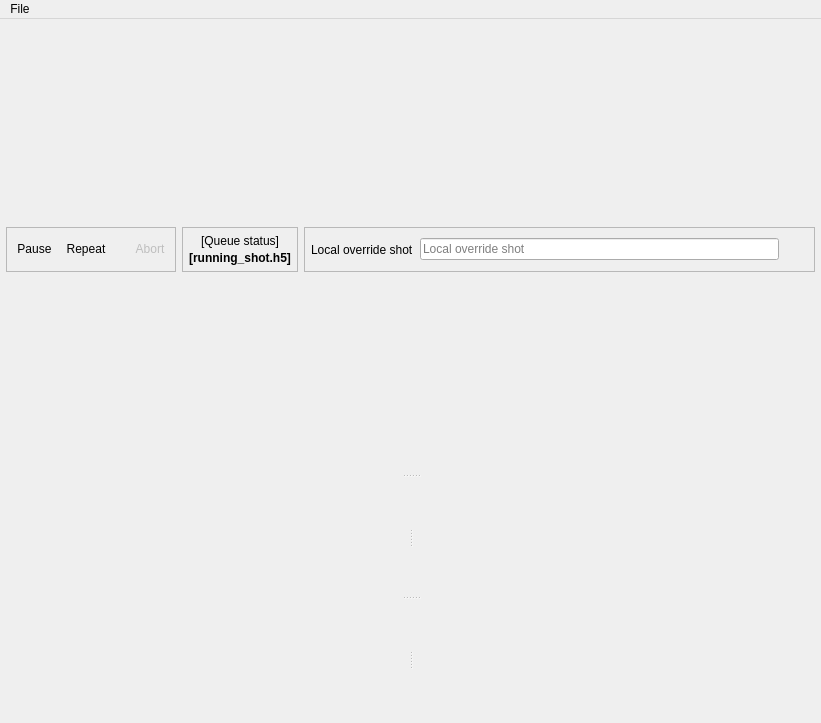
Qt form blacs/main.ui (ispielma/blacs) before a commit.
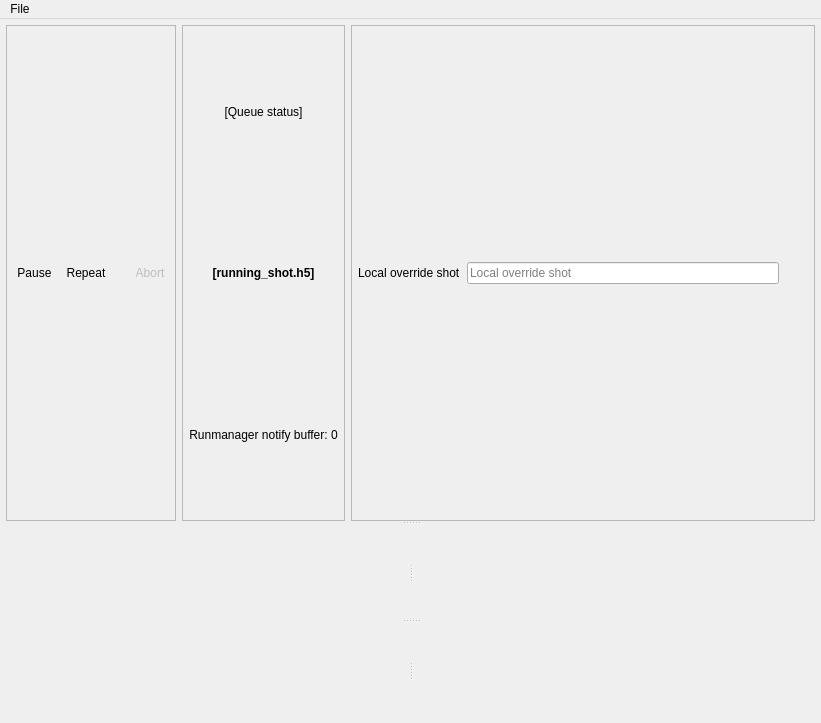
The same form after that commit. Icons and pictures are not drawn.

Commit message: Buffer BLACS notifications to runmanager

```diff
--- a/blacs/main.ui
+++ b/blacs/main.ui
@@ -308,7 +308,7 @@
                   </widget>
                  </item>
                  <item>
-                  <widget class="QLabel" name="running_shot_name">
+                 <widget class="QLabel" name="running_shot_name">
                    <property name="text">
                     <string>&lt;b&gt;[running_shot.h5]&lt;/b&gt;</string>
                    </property>
@@ -317,6 +317,16 @@
                    </property>
                   </widget>
                  </item>
+                 <item>
+                  <widget class="QLabel" name="runmanager_notify_buffer_label">
+                   <property name="text">
+                    <string>Runmanager notify buffer: 0</string>
+                   </property>
+                   <property name="alignment">
+                    <set>Qt::AlignCenter</set>
+                   </property>
+                  </widget>
+                 </item>
                 </layout>
                </widget>
               </item>
@@ -390,9 +400,6 @@
                 </layout>
                </widget>
               </item>
-              <item>
-               <layout class="QVBoxLayout" name="analysis"/>
-              </item>
              </layout>
             </item>
            </layout>
```
The commit also changes 8 other files.
